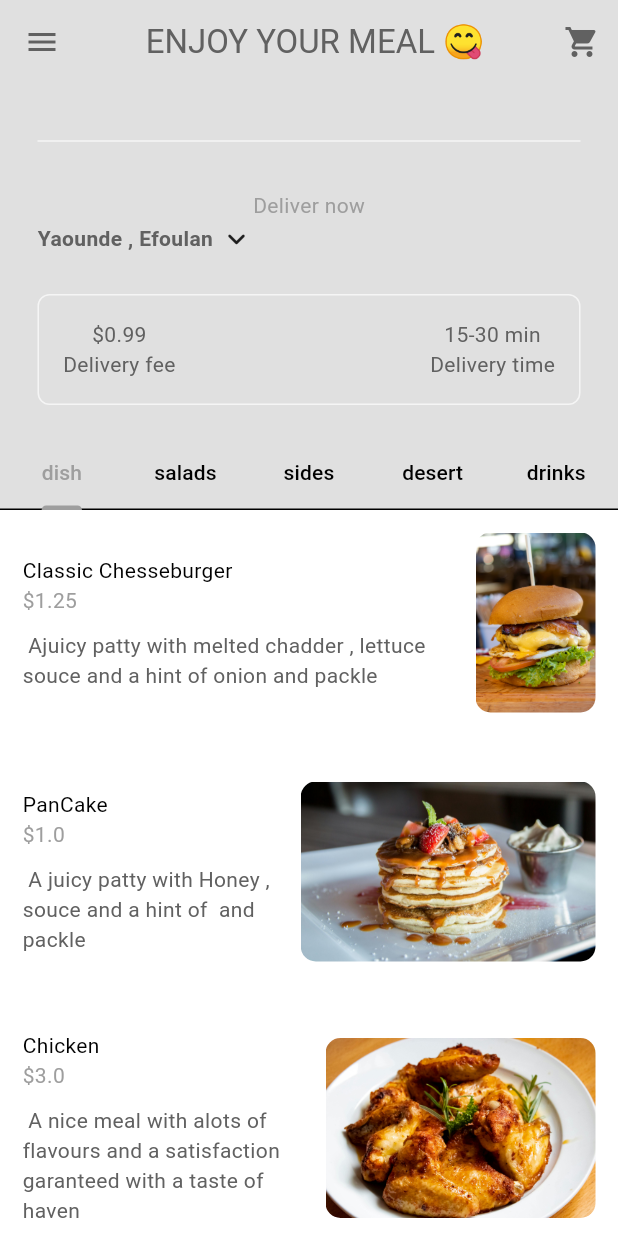
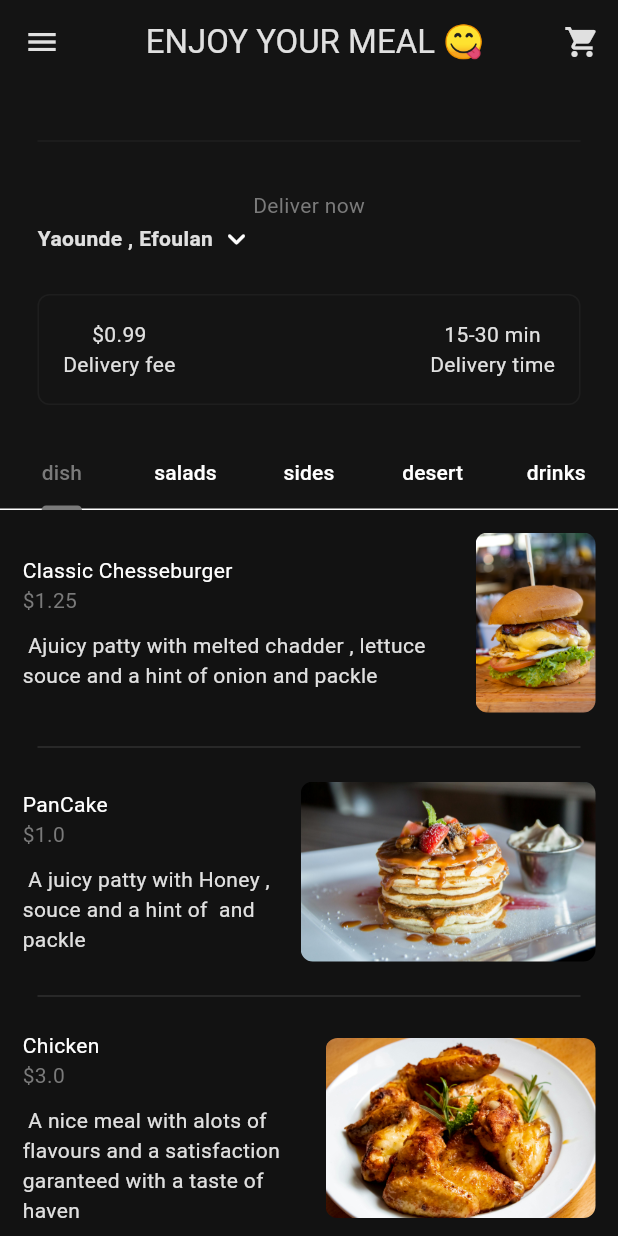
Before and after one commit to david123mbah/KmerChoop---food-dilivery-App, a Flutter app: the Homepage screen opened directly, on a phone screen of 412 x 824 dp. Run offline on Flutter 3.47's test engine with Material 3 defaults, Android fonts, the phone set to English and light mode, and no system bars; missing offline and left inert: dart:ffi.

Commit message:
created the foodpage and starting designing it

```diff
--- a/lib/components/my_food_tile.dart
+++ b/lib/components/my_food_tile.dart
@@ -40,8 +40,8 @@ class FoodTile extends StatelessWidget {
                 const SizedBox(width: 15,),
                 // food image
                 ClipRRect(
-                  borderRadius: BorderRadius.circular(10),
-                  child: Image.asset(food.imagePath , height: 120,)),
+                  borderRadius: BorderRadius.circular(8),
+                 child: Image.asset(food.imagePath , height: 120,)),
               ],
             ),
           ),
--- a/lib/pages/Registration_page.dart
+++ b/lib/pages/Registration_page.dart
@@ -17,6 +17,7 @@ class _RegisterpageState extends State<Registerpage> {
 
   final TextEditingController passwordController  = TextEditingController();
 
+  // ignore: non_constant_identifier_names
   final TextEditingController ConfirmpasswordController  = TextEditingController();
 
   @override
--- a/lib/pages/homepage.dart
+++ b/lib/pages/homepage.dart
@@ -6,6 +6,7 @@ import 'package:musicapp/components/my_discription_box.dart';
 import 'package:musicapp/components/my_food_tile.dart';
 import 'package:musicapp/components/my_location.dart';
 import 'package:musicapp/models/food.dart';
+import 'package:musicapp/pages/food_page.dart';
 import 'package:musicapp/utils/restuarant.dart';
 import 'package:musicapp/widgets/my_drawer.dart';
 import 'package:musicapp/widgets/my_tab_bar.dart';
@@ -57,7 +58,9 @@ List<Widget> getFoodInThisCategory(List<Food> fullMenu) {
 
 
 
-        return FoodTile( food: food, onTap: () {},);
+        return FoodTile( food: food, onTap: () {
+          Navigator.push(context, MaterialPageRoute(builder: (context) => Foodpage(food: food,)));
+        },);
     },
 
         );
--- a/lib/themes/dark_theme.dart
+++ b/lib/themes/dark_theme.dart
@@ -2,10 +2,10 @@ import 'package:flutter/material.dart';
 
 ThemeData darktMode = ThemeData(
   colorScheme: ColorScheme.dark(
-    background: const Color.fromARGB(255, 20, 35, 65),
-    primary: const Color.fromARGB(255, 35, 45, 55),
-    secondary: const Color.fromARGB(255, 35, 33, 33),
-    tertiary: const Color.fromARGB(255, 26, 26, 26),
+    background: const Color.fromARGB(255, 20, 20, 20),
+    primary: const Color.fromARGB(255, 122, 122, 122),
+    secondary: const Color.fromARGB(255, 30, 30, 30),
+    tertiary: const Color.fromARGB(255, 47, 47, 47),
     inversePrimary: Colors.grey.shade300,
   )
 );
--- a/lib/themes/light_mode.dart
+++ b/lib/themes/light_mode.dart
@@ -6,6 +6,6 @@ ThemeData lightMode = ThemeData(
     primary: Colors.grey.shade500,
     secondary: Colors.grey.shade100,
     tertiary: Colors.white,
-    inversePrimary: Colors.grey.shade700,
+    inversePrimary: Colors.grey.shade300,
   )
 );
--- a/lib/themes/theme_provider.dart
+++ b/lib/themes/theme_provider.dart
@@ -5,7 +5,7 @@ import 'package:musicapp/themes/light_mode.dart';
 
 
 class ThemeProvider with ChangeNotifier{
-   ThemeData _themeData = lightMode;
+   ThemeData _themeData = darktMode;
   ThemeData  get themeData => _themeData;
 
   bool get isDarkMode => _themeData == darktMode;
```
Also changed, not shown: lib/pages/food_page.dart (added, +41 -0 lines).
